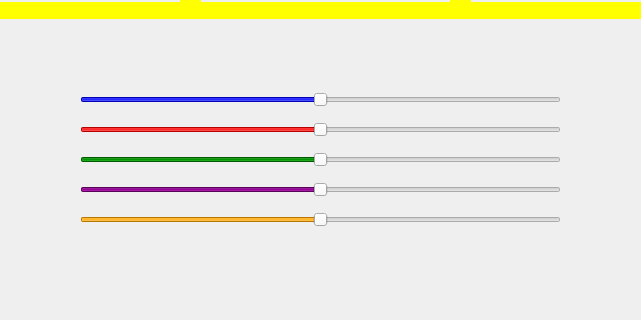
This is mainwindow.ui in JoabUrbano/projetoTrensMutex as Qt 5 draws it before an edit; both pictures show x 150 to 791 and y 345 to 665 of the 939 by 1026 pixel window. The edited form follows.
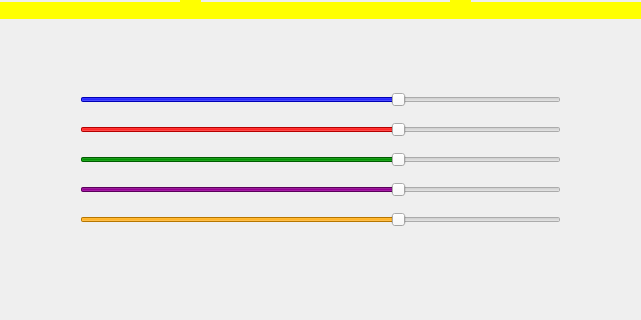
This is the edited form.

```diff
--- a/mainwindow.ui
+++ b/mainwindow.ui
@@ -353,7 +353,7 @@
      <string notr="true">selection-background-color: blue;</string>
     </property>
     <property name="maximum">
-     <number>200</number>
+     <number>150</number>
     </property>
     <property name="singleStep">
      <number>1</number>
@@ -399,7 +399,7 @@
      <number>0</number>
     </property>
     <property name="maximum">
-     <number>200</number>
+     <number>150</number>
     </property>
     <property name="value">
      <number>100</number>
@@ -433,7 +433,7 @@
      <number>0</number>
     </property>
     <property name="maximum">
-     <number>200</number>
+     <number>150</number>
     </property>
     <property name="value">
      <number>100</number>
@@ -464,7 +464,7 @@
      <string notr="true">selection-background-color: purple;</string>
     </property>
     <property name="maximum">
-     <number>200</number>
+     <number>150</number>
     </property>
     <property name="value">
      <number>100</number>
@@ -495,7 +495,7 @@
      <string notr="true">selection-background-color: orange;</string>
     </property>
     <property name="maximum">
-     <number>200</number>
+     <number>150</number>
     </property>
     <property name="value">
      <number>100</number>
```
